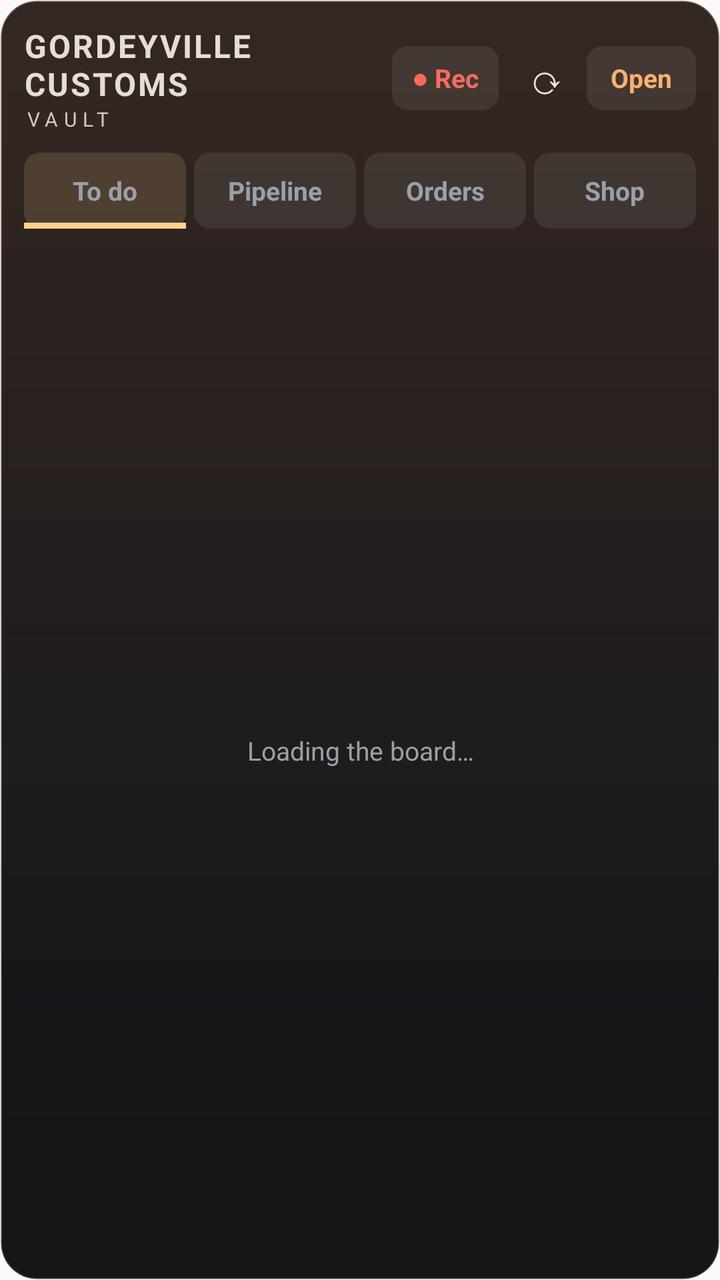
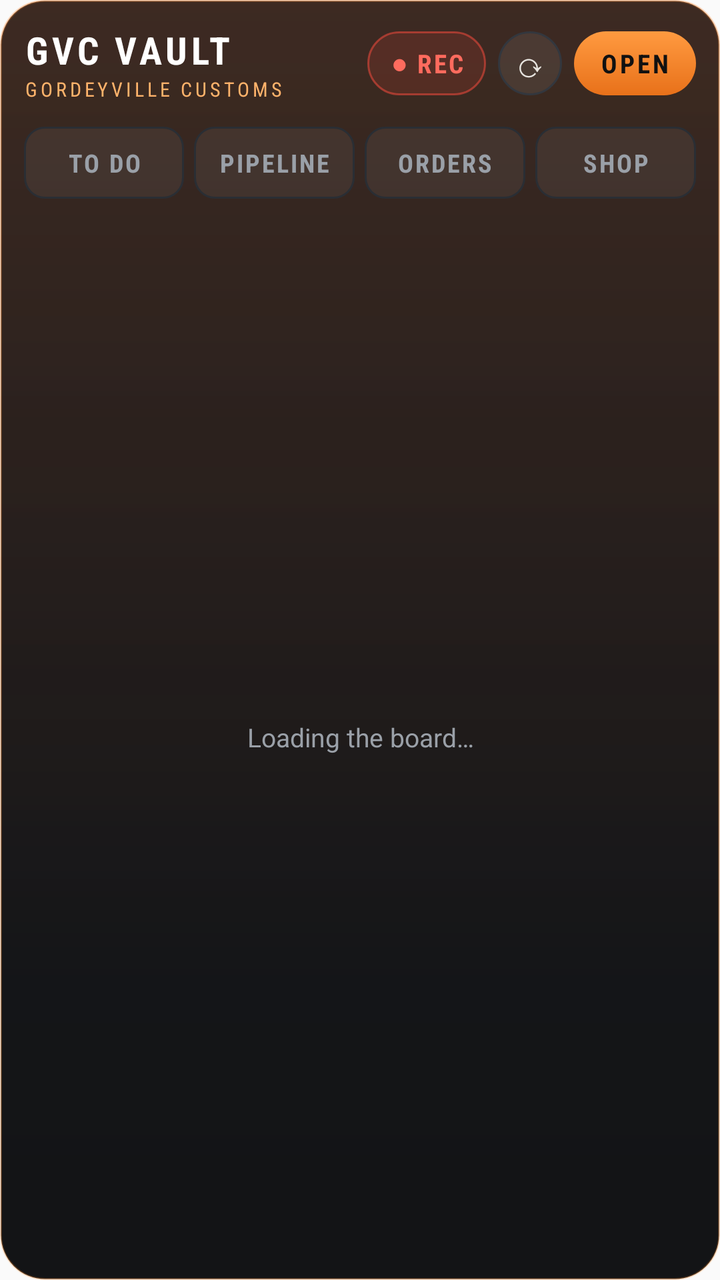

The first picture is an Android layout as it rendered before a commit; the second is the same layout after the commit. The layout source and the unified diff follow.
<!-- AndroidManifest.xml: application theme AppTheme -->
<!-- res/layout/widget_shop.xml -->
<?xml version="1.0" encoding="utf-8"?>
<LinearLayout xmlns:android="http://schemas.android.com/apk/res/android"
    android:id="@+id/root"
    android:layout_width="match_parent"
    android:layout_height="match_parent"
    android:orientation="vertical"
    android:padding="12dp"
    android:background="@drawable/widget_bg">

    <LinearLayout
        android:layout_width="match_parent"
        android:layout_height="wrap_content"
        android:orientation="horizontal"
        android:gravity="center_vertical">
        <LinearLayout
            android:id="@+id/title_box"
            android:layout_width="0dp"
            android:layout_height="wrap_content"
            android:layout_weight="1"
            android:orientation="vertical">
            <TextView
                android:id="@+id/title"
                android:layout_width="wrap_content"
                android:layout_height="wrap_content"
                android:text="GORDEYVILLE CUSTOMS"
                android:textColor="#FFE4DED6"
                android:textSize="16sp"
                android:textStyle="bold"
                android:letterSpacing="0.06"/>
            <TextView
                android:id="@+id/updated"
                android:layout_width="wrap_content"
                android:layout_height="wrap_content"
                android:text="VAULT"
                android:letterSpacing="0.3"
                android:textColor="#FFCFC9C0"
                android:textSize="10sp"/>
        </LinearLayout>
        <TextView
            android:id="@+id/rec"
            android:layout_width="wrap_content"
            android:layout_height="32dp"
            android:layout_marginRight="4dp"
            android:gravity="center"
            android:paddingLeft="10dp"
            android:paddingRight="10dp"
            android:background="@drawable/widget_tab_off"
            android:text="● Rec"
            android:textColor="#FFFF6B5E"
            android:textStyle="bold"
            android:textSize="13sp"/>
        <TextView
            android:id="@+id/refresh"
            android:layout_width="40dp"
            android:layout_height="36dp"
            android:gravity="center"
            android:text="⟳"
            android:textColor="#FFE9E6E1"
            android:textSize="20sp"/>
        <TextView
            android:id="@+id/open"
            android:layout_width="wrap_content"
            android:layout_height="32dp"
            android:gravity="center"
            android:paddingLeft="12dp"
            android:paddingRight="12dp"
            android:background="@drawable/widget_tab_off"
            android:text="Open"
            android:textColor="#FFFFB070"
            android:textStyle="bold"
            android:textSize="13sp"/>
    </LinearLayout>

    <LinearLayout
        android:layout_width="match_parent"
        android:layout_height="wrap_content"
        android:layout_marginTop="10dp"
        android:layout_marginBottom="8dp"
        android:orientation="horizontal">
        <TextView
            android:id="@+id/tab_todo"
            android:layout_width="0dp"
            android:layout_height="38dp"
            android:layout_weight="1"
            android:layout_marginRight="4dp"
            android:gravity="center"
            android:background="@drawable/widget_tab_on_todo"
            android:text="To do"
            android:textStyle="bold"
            android:textSize="13sp"
            android:textColor="#FF9AA0A8"/>
        <TextView
            android:id="@+id/tab_pipeline"
            android:layout_width="0dp"
            android:layout_height="38dp"
            android:layout_weight="1"
            android:layout_marginRight="4dp"
            android:gravity="center"
            android:background="@drawable/widget_tab_off"
            android:text="Pipeline"
            android:textStyle="bold"
            android:textSize="13sp"
            android:textColor="#FF9AA0A8"/>
        <TextView
            android:id="@+id/tab_orders"
            android:layout_width="0dp"
            android:layout_height="38dp"
            android:layout_weight="1"
            android:layout_marginRight="4dp"
            android:gravity="center"
            android:background="@drawable/widget_tab_off"
            android:text="Orders"
            android:textStyle="bold"
            android:textSize="13sp"
            android:textColor="#FF9AA0A8"/>
        <TextView
            android:id="@+id/tab_shop"
            android:layout_width="0dp"
            android:layout_height="38dp"
            android:layout_weight="1"
            
            android:gravity="center"
            android:background="@drawable/widget_tab_off"
            android:text="Shop"
            android:textStyle="bold"
            android:textSize="13sp"
            android:textColor="#FF9AA0A8"/>
    </LinearLayout>

    <FrameLayout
        android:layout_width="match_parent"
        android:layout_height="0dp"
        android:layout_weight="1">
        <ListView
            android:id="@+id/list"
            android:layout_width="match_parent"
            android:layout_height="match_parent"
            android:divider="@null"
            android:dividerHeight="0dp"/>
        <TextView
            android:id="@+id/empty"
            android:layout_width="match_parent"
            android:layout_height="match_parent"
            android:gravity="center"
            android:text="Loading the board…"
            android:textColor="#FF9AA0A8"
            android:textSize="13sp"/>
    </FrameLayout>
</LinearLayout>
<!-- resources referenced by this layout -->
<resources>
  <!-- drawable widget_bg (drawable) -->
  <?xml version="1.0" encoding="utf-8"?>
  <layer-list xmlns:android="http://schemas.android.com/apk/res/android">
      <item><shape android:shape="rectangle">
          <gradient android:angle="270" android:startColor="#F5141518" android:centerColor="#F50F1013" android:endColor="#F50B0C0E"/>
          <stroke android:width="1dp" android:color="#33FFFFFF"/>
          <corners android:radius="18dp"/></shape></item>
      <item android:bottom="140dp"><shape android:shape="rectangle">
          <gradient android:angle="270" android:startColor="#1AFF7828" android:endColor="#00FF7828"/>
          <corners android:radius="18dp"/></shape></item>
  </layer-list>
  <!-- drawable widget_tab_off (drawable) -->
  <?xml version="1.0" encoding="utf-8"?>
  <shape xmlns:android="http://schemas.android.com/apk/res/android" android:shape="rectangle">
      <solid android:color="#14FFFFFF"/>
      <corners android:radius="8dp"/>
  </shape>
  <!-- drawable widget_tab_on_todo (drawable) -->
  <?xml version="1.0" encoding="utf-8"?>
  <layer-list xmlns:android="http://schemas.android.com/apk/res/android">
      <item><shape android:shape="rectangle"><solid android:color="#26FFD28A"/><corners android:radius="8dp"/></shape></item>
      <item android:gravity="bottom" android:height="3dp"><shape android:shape="rectangle"><solid android:color="#FFFFD28A"/></shape></item>
  </layer-list>
  <style name="AppTheme" parent="Theme.AppCompat.Light.DarkActionBar">
          
          <item name="colorPrimary">@color/colorPrimary</item>
          <item name="colorPrimaryDark">@color/colorPrimaryDark</item>
          <item name="colorAccent">@color/colorAccent</item>
      </style>
</resources>

<!-- the commit's change to res/layout/widget_shop.xml (unified diff, before → after) -->
@@ -4,7 +4,10 @@
     android:layout_width="match_parent"
     android:layout_height="match_parent"
     android:orientation="vertical"
-    android:padding="12dp"
+    android:paddingLeft="12dp"
+    android:paddingRight="12dp"
+    android:paddingTop="12dp"
+    android:paddingBottom="10dp"
     android:background="@drawable/widget_bg">
 
     <LinearLayout
@@ -22,51 +25,60 @@
                 android:id="@+id/title"
                 android:layout_width="wrap_content"
                 android:layout_height="wrap_content"
-                android:text="GORDEYVILLE CUSTOMS"
-                android:textColor="#FFE4DED6"
-                android:textSize="16sp"
+                android:text="GVC VAULT"
+                android:fontFamily="sans-serif-condensed"
+                android:textColor="#FFFFFFFF"
+                android:textSize="19sp"
                 android:textStyle="bold"
-                android:letterSpacing="0.06"/>
+                android:letterSpacing="0.1"/>
             <TextView
                 android:id="@+id/updated"
                 android:layout_width="wrap_content"
                 android:layout_height="wrap_content"
-                android:text="VAULT"
-                android:letterSpacing="0.3"
-                android:textColor="#FFCFC9C0"
+                android:text="GORDEYVILLE CUSTOMS"
+                android:fontFamily="sans-serif-condensed"
+                android:letterSpacing="0.16"
+                android:textAllCaps="true"
+                android:textColor="#FFFFB36B"
                 android:textSize="10sp"/>
         </LinearLayout>
         <TextView
             android:id="@+id/rec"
             android:layout_width="wrap_content"
             android:layout_height="32dp"
-            android:layout_marginRight="4dp"
+            android:layout_marginRight="6dp"
             android:gravity="center"
-            android:paddingLeft="10dp"
-            android:paddingRight="10dp"
-            android:background="@drawable/widget_tab_off"
-            android:text="● Rec"
+            android:paddingLeft="11dp"
+            android:paddingRight="11dp"
+            android:background="@drawable/widget_btn_rec"
+            android:text="● REC"
+            android:fontFamily="sans-serif-condensed"
+            android:letterSpacing="0.08"
             android:textColor="#FFFF6B5E"
             android:textStyle="bold"
             android:textSize="13sp"/>
         <TextView
             android:id="@+id/refresh"
-            android:layout_width="40dp"
-            android:layout_height="36dp"
+            android:layout_width="32dp"
+            android:layout_height="32dp"
+            android:layout_marginRight="6dp"
             android:gravity="center"
+            android:background="@drawable/widget_btn_round"
             android:text="⟳"
             android:textColor="#FFE9E6E1"
-            android:textSize="20sp"/>
+            android:textSize="17sp"/>
         <TextView
             android:id="@+id/open"
             android:layout_width="wrap_content"
             android:layout_height="32dp"
             android:gravity="center"
-            android:paddingLeft="12dp"
-            android:paddingRight="12dp"
-            android:background="@drawable/widget_tab_off"
-            android:text="Open"
-            android:textColor="#FFFFB070"
+            android:paddingLeft="13dp"
+            android:paddingRight="13dp"
+            android:background="@drawable/widget_btn_orange"
+            android:text="OPEN"
+            android:fontFamily="sans-serif-condensed"
+            android:letterSpacing="0.1"
+            android:textColor="#FF111111"
             android:textStyle="bold"
             android:textSize="13sp"/>
     </LinearLayout>
@@ -74,56 +86,68 @@
     <LinearLayout
         android:layout_width="match_parent"
         android:layout_height="wrap_content"
-        android:layout_marginTop="10dp"
+        android:layout_marginTop="12dp"
         android:layout_marginBottom="8dp"
         android:orientation="horizontal">
         <TextView
             android:id="@+id/tab_todo"
             android:layout_width="0dp"
-            android:layout_height="38dp"
+            android:layout_height="36dp"
             android:layout_weight="1"
-            android:layout_marginRight="4dp"
+            android:layout_marginRight="5dp"
             android:gravity="center"
-            android:background="@drawable/widget_tab_on_todo"
+            android:background="@drawable/widget_tab_off"
             android:text="To do"
+            android:fontFamily="sans-serif-condensed"
             android:textStyle="bold"
-            android:textSize="13sp"
+            android:letterSpacing="0.08"
+            android:textAllCaps="true"
+            android:textSize="12.5sp"
             android:textColor="#FF9AA0A8"/>
         <TextView
             android:id="@+id/tab_pipeline"
             android:layout_width="0dp"
-            android:layout_height="38dp"
+            android:layout_height="36dp"
             android:layout_weight="1"
-            android:layout_marginRight="4dp"
+            android:layout_marginRight="5dp"
             android:gravity="center"
             android:background="@drawable/widget_tab_off"
             android:text="Pipeline"
+            android:fontFamily="sans-serif-condensed"
             android:textStyle="bold"
-            android:textSize="13sp"
+            android:letterSpacing="0.08"
+            android:textAllCaps="true"
+            android:textSize="12.5sp"
             android:textColor="#FF9AA0A8"/>
         <TextView
             android:id="@+id/tab_orders"
             android:layout_width="0dp"
-            android:layout_height="38dp"
+            android:layout_height="36dp"
             android:layout_weight="1"
-            android:layout_marginRight="4dp"
+            android:layout_marginRight="5dp"
             android:gravity="center"
             android:background="@drawable/widget_tab_off"
             android:text="Orders"
+            android:fontFamily="sans-serif-condensed"
             android:textStyle="bold"
-            android:textSize="13sp"
+            android:letterSpacing="0.08"
+            android:textAllCaps="true"
+            android:textSize="12.5sp"
             android:textColor="#FF9AA0A8"/>
         <TextView
             android:id="@+id/tab_shop"
             android:layout_width="0dp"
-            android:layout_height="38dp"
+            android:layout_height="36dp"
             android:layout_weight="1"
             
             android:gravity="center"
             android:background="@drawable/widget_tab_off"
             android:text="Shop"
+            android:fontFamily="sans-serif-condensed"
             android:textStyle="bold"
-            android:textSize="13sp"
+            android:letterSpacing="0.08"
+            android:textAllCaps="true"
+            android:textSize="12.5sp"
             android:textColor="#FF9AA0A8"/>
     </LinearLayout>
 
<!-- resource entries referenced after the edit -->
@@ -4,25 +4,39 @@
   <?xml version="1.0" encoding="utf-8"?>
   <layer-list xmlns:android="http://schemas.android.com/apk/res/android">
       <item><shape android:shape="rectangle">
-          <gradient android:angle="270" android:startColor="#F5141518" android:centerColor="#F50F1013" android:endColor="#F50B0C0E"/>
-          <stroke android:width="1dp" android:color="#33FFFFFF"/>
-          <corners android:radius="18dp"/></shape></item>
-      <item android:bottom="140dp"><shape android:shape="rectangle">
-          <gradient android:angle="270" android:startColor="#1AFF7828" android:endColor="#00FF7828"/>
-          <corners android:radius="18dp"/></shape></item>
+          <gradient android:angle="270" android:startColor="#F7141519" android:centerColor="#F70F1013" android:endColor="#F70B0C0E"/>
+          <stroke android:width="1dp" android:color="#40FF8A2A"/>
+          <corners android:radius="22dp"/></shape></item>
+      <item android:bottom="160dp"><shape android:shape="rectangle">
+          <gradient android:angle="270" android:startColor="#26FF7828" android:endColor="#00FF7828"/>
+          <corners android:radius="22dp"/></shape></item>
   </layer-list>
+  <!-- drawable widget_btn_orange (drawable) -->
+  <?xml version="1.0" encoding="utf-8"?>
+  <shape xmlns:android="http://schemas.android.com/apk/res/android" android:shape="rectangle">
+      <gradient android:angle="270" android:startColor="#FFFF9A40" android:endColor="#FFE8711A"/>
+      <corners android:radius="16dp"/>
+  </shape>
+  <!-- drawable widget_btn_rec (drawable) -->
+  <?xml version="1.0" encoding="utf-8"?>
+  <shape xmlns:android="http://schemas.android.com/apk/res/android" android:shape="rectangle">
+      <solid android:color="#26E5483B"/>
+      <stroke android:width="1dp" android:color="#99E5483B"/>
+      <corners android:radius="16dp"/>
+  </shape>
+  <!-- drawable widget_btn_round (drawable) -->
+  <?xml version="1.0" encoding="utf-8"?>
+  <shape xmlns:android="http://schemas.android.com/apk/res/android" android:shape="oval">
+      <solid android:color="#14FFFFFF"/>
+      <stroke android:width="1dp" android:color="#FF33373E"/>
+  </shape>
   <!-- drawable widget_tab_off (drawable) -->
   <?xml version="1.0" encoding="utf-8"?>
   <shape xmlns:android="http://schemas.android.com/apk/res/android" android:shape="rectangle">
-      <solid android:color="#14FFFFFF"/>
-      <corners android:radius="8dp"/>
+      <solid android:color="#0FFFFFFF"/>
+      <stroke android:width="1dp" android:color="#FF2A2E34"/>
+      <corners android:radius="10dp"/>
   </shape>
-  <!-- drawable widget_tab_on_todo (drawable) -->
-  <?xml version="1.0" encoding="utf-8"?>
-  <layer-list xmlns:android="http://schemas.android.com/apk/res/android">
-      <item><shape android:shape="rectangle"><solid android:color="#26FFD28A"/><corners android:radius="8dp"/></shape></item>
-      <item android:gravity="bottom" android:height="3dp"><shape android:shape="rectangle"><solid android:color="#FFFFD28A"/></shape></item>
-  </layer-list>
   <style name="AppTheme" parent="Theme.AppCompat.Light.DarkActionBar">
           
           <item name="colorPrimary">@color/colorPrimary</item>
